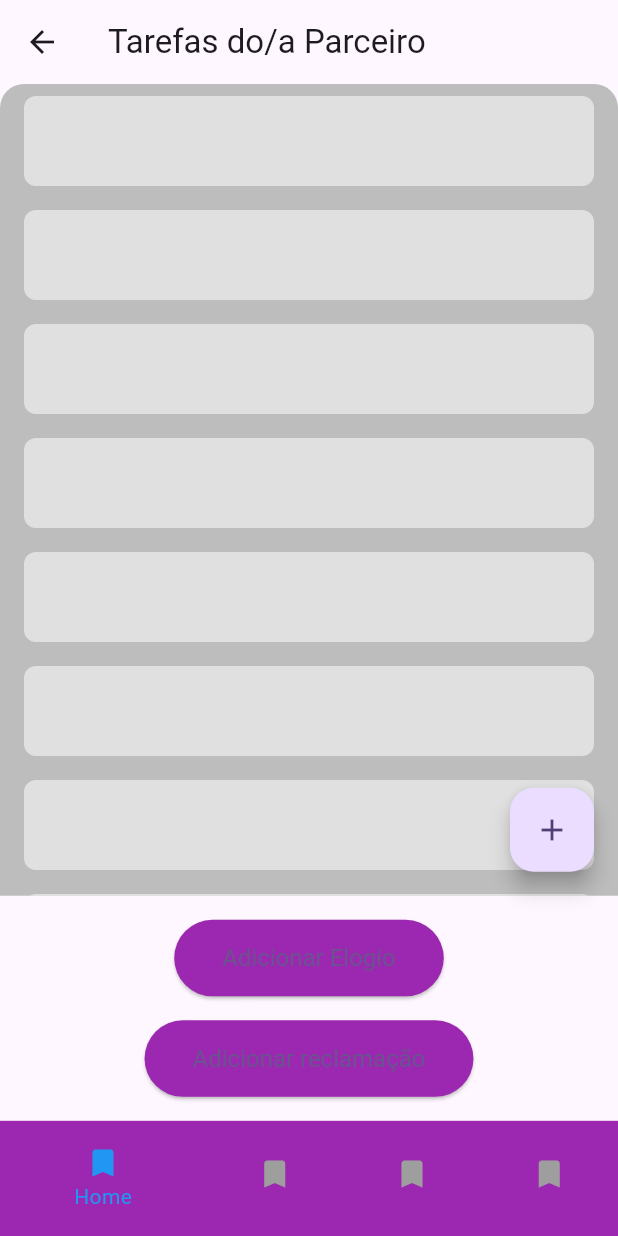
After one commit to LS-StudyCodes/A-Couple-Tasks_App, a Flutter app: the PartnerPage screen opened directly, on a phone screen of 412 x 824 dp. The commit adds this screen. Run offline on Flutter 3.47's test engine with Material 3 defaults, Android fonts, the phone set to English and light mode, and no system bars.

Commit message:
Adding the skeleton designs for rewards page and partner page

```diff
--- /dev/null
+++ b/lib/features/partner_feature/presentation/pages/partner_page.dart
@@ -0,0 +1,140 @@
+import 'package:flutter/cupertino.dart';
+import 'package:flutter/material.dart';
+import 'package:flutter/widgets.dart';
+
+import '../../../../core/widgets/custom_bottom_nav_bar_widget.dart';
+import '../../../homepage_feature/presentation/widgets/days_buttons_widget.dart';
+
+class PartnerPage extends StatefulWidget {
+  @override
+  _PartnerPageState createState() => _PartnerPageState();
+}
+
+class _PartnerPageState extends State<PartnerPage> {
+  int _selectedIndex = 0;
+
+  @override
+  Widget build(BuildContext context) {
+    return Scaffold(
+      appBar: AppBar(
+        title: Text('Tarefas do/a Parceiro'),
+      ),
+      body: SafeArea(
+        child: LayoutBuilder(
+          builder: (context, constraints) {
+            double a = constraints.maxHeight * 0.50;
+            double userNameHeight = constraints.maxHeight * 0.04;
+            double daysListHeight = constraints.maxHeight * 0.15;
+            double bottomNavBarHeight = constraints.maxHeight * 0.10;
+            return Column(
+              children: [
+                Expanded(
+                  child: Column(
+                    crossAxisAlignment: CrossAxisAlignment.start,
+                    children: [
+
+                      // Placeholder for the list of items
+                      Expanded(
+                        child: Stack(
+                          children: [
+                            Container(
+                              decoration: BoxDecoration(
+                                color: Colors.grey[400],
+                                borderRadius: BorderRadius.only(
+                                  topLeft: Radius.circular(16),
+                                  topRight: Radius.circular(16),
+                                ),
+                              ),
+                              child: Padding(
+                                padding:
+                                const EdgeInsets.only(left: 16, right: 16),
+                                child: ListView.builder(
+                                  itemCount: 20,
+                                  itemBuilder: (context, index) => _ListItem(),
+                                ),
+                              ),
+                            ),
+                            Align(
+                              alignment: Alignment.bottomRight,
+                              child: Padding(
+                                padding: const EdgeInsets.all(16.0),
+                                child: FloatingActionButton(
+                                  onPressed: () {},
+                                  child: Icon(Icons.add),
+                                ),
+                              ),
+                            )
+                          ],
+                        ),
+                      ),
+                    ],
+                  ),
+                ),
+                Padding(
+                  padding: const EdgeInsets.all(16.0),
+                  child: Column(
+                    children: [
+                      ElevatedButton(
+                        onPressed: () {},
+                        style: ElevatedButton.styleFrom(
+                          backgroundColor: Colors.purple,
+                          padding: EdgeInsets.symmetric(
+                            vertical: 16.0,
+                            horizontal: 32.0,
+                          ),
+                          textStyle: TextStyle(fontSize: 16),
+                        ),
+                        child: Text('Adicionar Elogio'),
+                      ),
+                      SizedBox(height: 16.0),
+                      ElevatedButton(
+                        onPressed: () {},
+                        style: ElevatedButton.styleFrom(
+                          backgroundColor: Colors.purple,
+                          padding: EdgeInsets.symmetric(
+                            vertical: 16.0,
+                            horizontal: 32.0,
+                          ),
+                          textStyle: TextStyle(fontSize: 16),
+                        ),
+                        child: Text('Adicionar reclamação'),
+                      ),
+                    ],
+                  ),
+                ),
+                Align(
+                  alignment: Alignment.bottomCenter,
+                  child: Container(
+                    height: bottomNavBarHeight,
+                    child: CustomBottomNavbar(
+                      selectedIndex: _selectedIndex,
+                      onItemTapped: (index) {
+                        setState(() {
+                          _selectedIndex = index;
+                        });
+                      },
+                    ),
+                  ),
+                ),
+              ],
+            );
+          },
+        ),
+      ),
+    );
+  }
+}
+
+class _ListItem extends StatelessWidget {
+  @override
+  Widget build(BuildContext context) {
+    return Container(
+      margin: const EdgeInsets.symmetric(vertical: 8),
+      height: 60,
+      decoration: BoxDecoration(
+        color: Colors.grey[300],
+        borderRadius: BorderRadius.circular(8),
+      ),
+    );
+  }
+}
--- a/lib/main.dart
+++ b/lib/main.dart
@@ -1,8 +1,10 @@
 import 'package:a_couple_tasks/features/board_feature/presentation/pages/board_page.dart';
+import 'package:a_couple_tasks/features/partner_feature/presentation/pages/partner_page.dart';
 import 'package:flutter/material.dart';
 
 import 'features/homepage_feature/presentation/pages/home_page.dart';
 import 'features/login_features/presentation/pages/create_account_page.dart';
+import 'features/rewards_feature/presentation/pages/rewards_page.dart';
 
 
 void main() {
@@ -21,7 +23,7 @@ class MyApp extends StatelessWidget {
         colorScheme: ColorScheme.fromSeed(seedColor: Colors.deepPurple),
         useMaterial3: true,
       ),
-      home: BoardPage(),
+      home: RewardsPage(),
     );
   }
 }
```
Also changed, not shown: lib/features/rewards_feature/presentation/pages/rewards_page.dart (added, +125 -0 lines).
